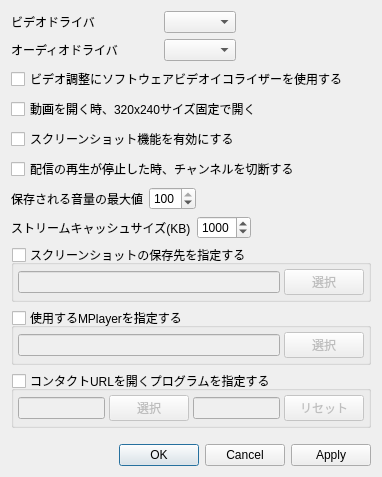
First picture: the form in src/configdialog.ui, repository nelkana/PurePlayer_As, before the edit.
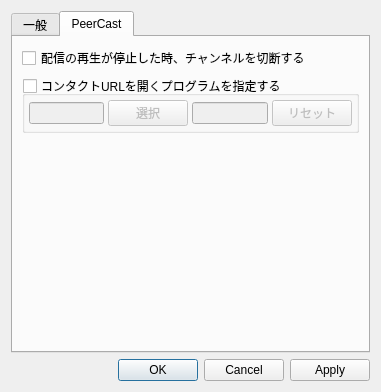
Second picture: the form after the edit. The open tabs and pages were chosen to show the change.

```diff
--- a/src/configdialog.ui
+++ b/src/configdialog.ui
@@ -6,13 +6,23 @@
    <rect>
     <x>0</x>
     <y>0</y>
-    <width>382</width>
-    <height>460</height>
+    <width>376</width>
+    <height>391</height>
    </rect>
   </property>
   <property name="windowTitle">
    <string>設定</string>
   </property>
+  <layout class="QVBoxLayout" name="verticalLayout_3">
+   <item>
+    <widget class="QTabWidget" name="_tabWidget">
+     <property name="currentIndex">
+      <number>0</number>
+     </property>
+     <widget class="QWidget" name="tab">
+      <attribute name="title">
+       <string>一般</string>
+      </attribute>
   <layout class="QVBoxLayout" name="verticalLayout">
    <item>
     <layout class="QHBoxLayout" name="horizontalLayout">
@@ -120,13 +130,11 @@
      <property name="sizeHint" stdset="0">
       <size>
        <width>20</width>
-       <height>2</height>
+           <height>0</height>
       </size>
      </property>
     </spacer>
    </item>
-   <item>
-    <layout class="QVBoxLayout" name="verticalLayout_2">
      <item>
       <widget class="QCheckBox" name="_checkBoxSoftVideoEq">
        <property name="focusPolicy">
@@ -156,32 +164,6 @@
        </property>
       </widget>
      </item>
-     <item>
-      <widget class="QCheckBox" name="_checkBoxScreenshot">
-       <property name="focusPolicy">
-        <enum>Qt::NoFocus</enum>
-       </property>
-       <property name="toolTip">
-        <string>画像保存先は動画ファイルと同じディレクトリ、またはホームディレクトリになります。</string>
-       </property>
-       <property name="text">
-        <string>スクリーンショット機能を有効にする</string>
-       </property>
-      </widget>
-     </item>
-     <item>
-      <widget class="QCheckBox" name="_checkBoxDisconnectChannel">
-       <property name="focusPolicy">
-        <enum>Qt::NoFocus</enum>
-       </property>
-       <property name="toolTip">
-        <string>配信の再生が停止した時、数秒後チャンネルの切断を行います。</string>
-       </property>
-       <property name="text">
-        <string>配信の再生が停止した時、チャンネルを切断する</string>
-       </property>
-      </widget>
-     </item>
      <item>
       <layout class="QHBoxLayout" name="horizontalLayout_2">
        <item>
@@ -374,6 +356,26 @@
        </layout>
       </widget>
      </item>
+      </layout>
+     </widget>
+     <widget class="QWidget" name="tab_2">
+      <attribute name="title">
+       <string>PeerCast</string>
+      </attribute>
+      <layout class="QVBoxLayout" name="verticalLayout_2">
+       <item>
+        <widget class="QCheckBox" name="_checkBoxDisconnectChannel">
+         <property name="focusPolicy">
+          <enum>Qt::NoFocus</enum>
+         </property>
+         <property name="toolTip">
+          <string>配信の再生が停止した時、数秒後チャンネルの切断を行います。</string>
+         </property>
+         <property name="text">
+          <string>配信の再生が停止した時、チャンネルを切断する</string>
+         </property>
+        </widget>
+       </item>
      <item>
       <widget class="QGroupBox" name="_groupBoxContactUrlPath">
        <property name="focusPolicy">
@@ -461,7 +463,22 @@
        </layout>
       </widget>
      </item>
-    </layout>
+       <item>
+        <spacer name="verticalSpacer">
+         <property name="orientation">
+          <enum>Qt::Vertical</enum>
+         </property>
+         <property name="sizeHint" stdset="0">
+          <size>
+           <width>20</width>
+           <height>40</height>
+          </size>
+         </property>
+        </spacer>
+       </item>
+      </layout>
+     </widget>
+    </widget>
    </item>
    <item>
     <spacer name="verticalSpacer_2">
@@ -469,12 +486,12 @@
       <enum>Qt::Vertical</enum>
      </property>
      <property name="sizeType">
-      <enum>QSizePolicy::Fixed</enum>
+      <enum>QSizePolicy::Expanding</enum>
      </property>
      <property name="sizeHint" stdset="0">
       <size>
        <width>20</width>
-       <height>10</height>
+       <height>0</height>
       </size>
      </property>
     </spacer>
```
Left out of the diff: 12 changed lines with no effect on the pictures. Lines whose indentation alone changed are shown as unchanged.
